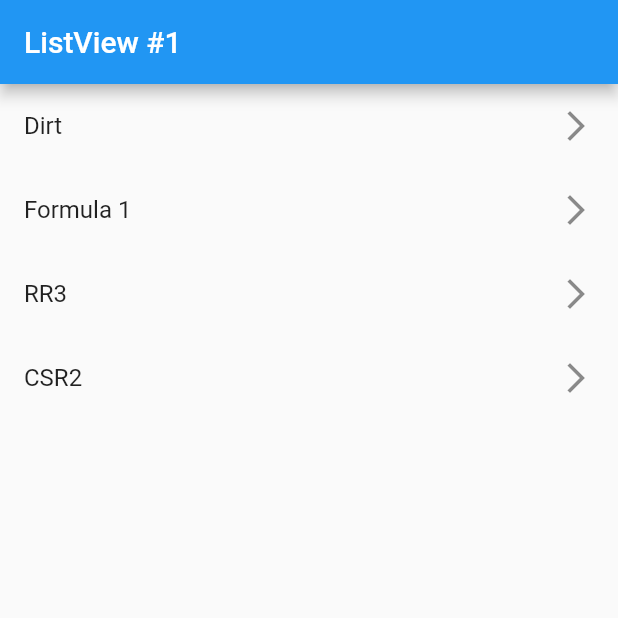
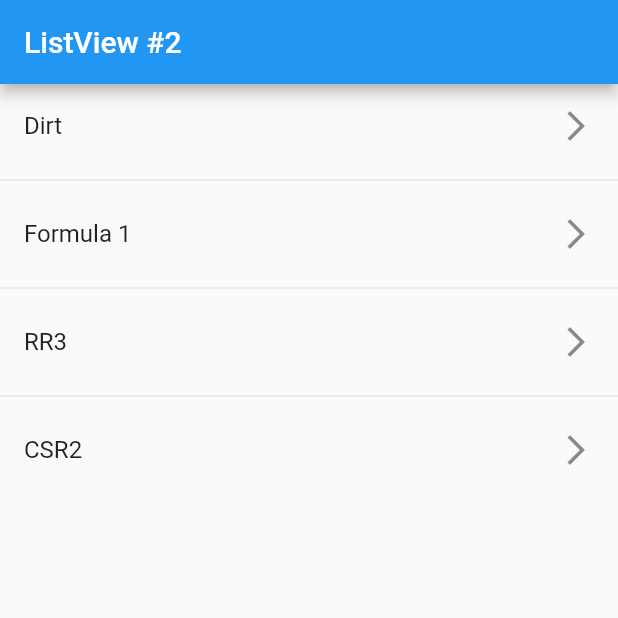
Before and after one commit to alejorom/fl_components, a Flutter app: the screen it shows after launch, on a phone screen of 412 x 824 dp, the top half of it. Run offline on Flutter 3.47's test engine with Material 2 defaults, Android fonts, the phone set to English and light mode, and no system bars.

Commit message:
ListView Screen 2 ListView.Separated

```diff
--- a/lib/main.dart
+++ b/lib/main.dart
@@ -1,5 +1,5 @@
 import 'package:flutter/material.dart';
-import 'package:fl_components/screens/listview1_screen.dart';
+import 'package:fl_components/screens/listview2_screen.dart';
 
 void main() => runApp(const MyApp());
 
@@ -11,7 +11,7 @@ class MyApp extends StatelessWidget {
     return const MaterialApp(
       debugShowCheckedModeBanner: false,
       title: 'Material App',
-      home: Listview1Screen(),
+      home: Listview2Screen(),
     );
   }
 }
--- /dev/null
+++ b/lib/screens/listview2_screen.dart
@@ -0,0 +1,23 @@
+import 'package:flutter/material.dart';
+
+class Listview2Screen extends StatelessWidget {
+  const Listview2Screen({Key? key}) : super(key: key);
+
+  final opciones = const ['Dirt', 'Formula 1', 'RR3', 'CSR2'];
+
+  @override
+  Widget build(BuildContext context) {
+    return Scaffold(
+      appBar: AppBar(
+        title: const Text('ListView #2'),
+      ),
+      body: ListView.separated(
+          itemBuilder: (context, index) => ListTile(
+                title: Text(opciones[index]),
+                trailing: const Icon(Icons.arrow_forward_ios),
+              ),
+          separatorBuilder: (_, __) => const Divider(),
+          itemCount: opciones.length),
+    );
+  }
+}
```
